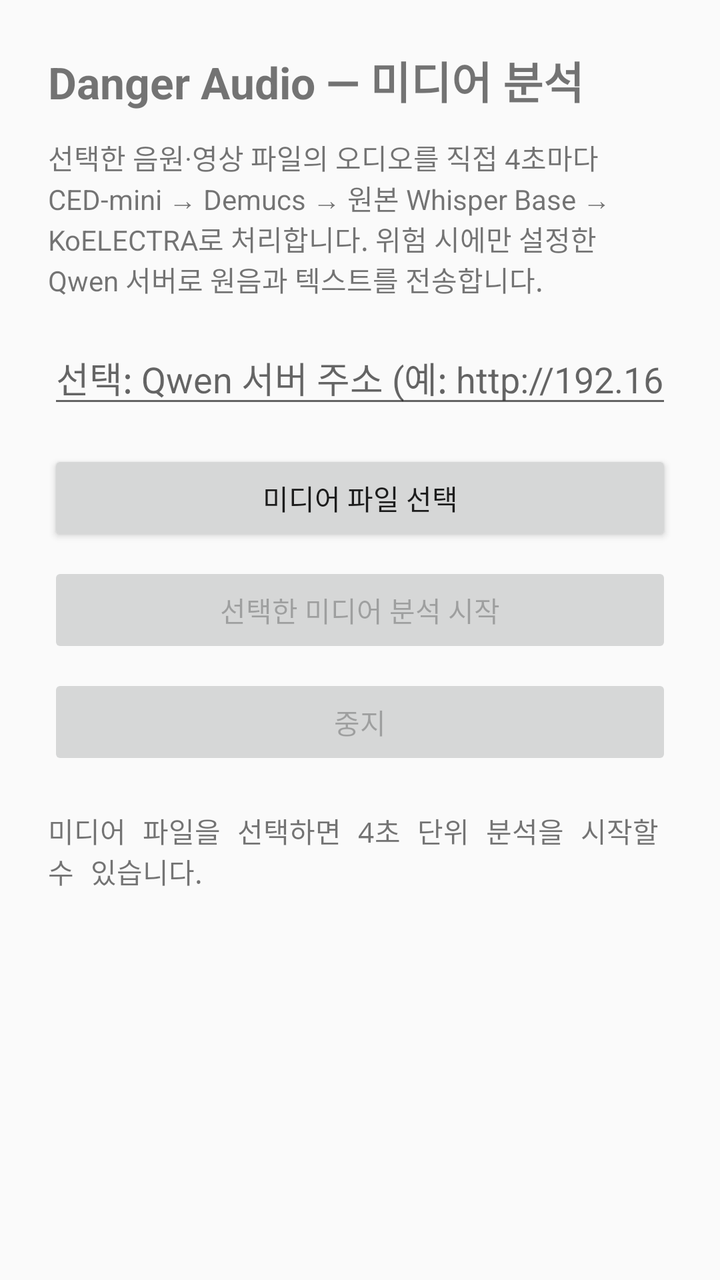
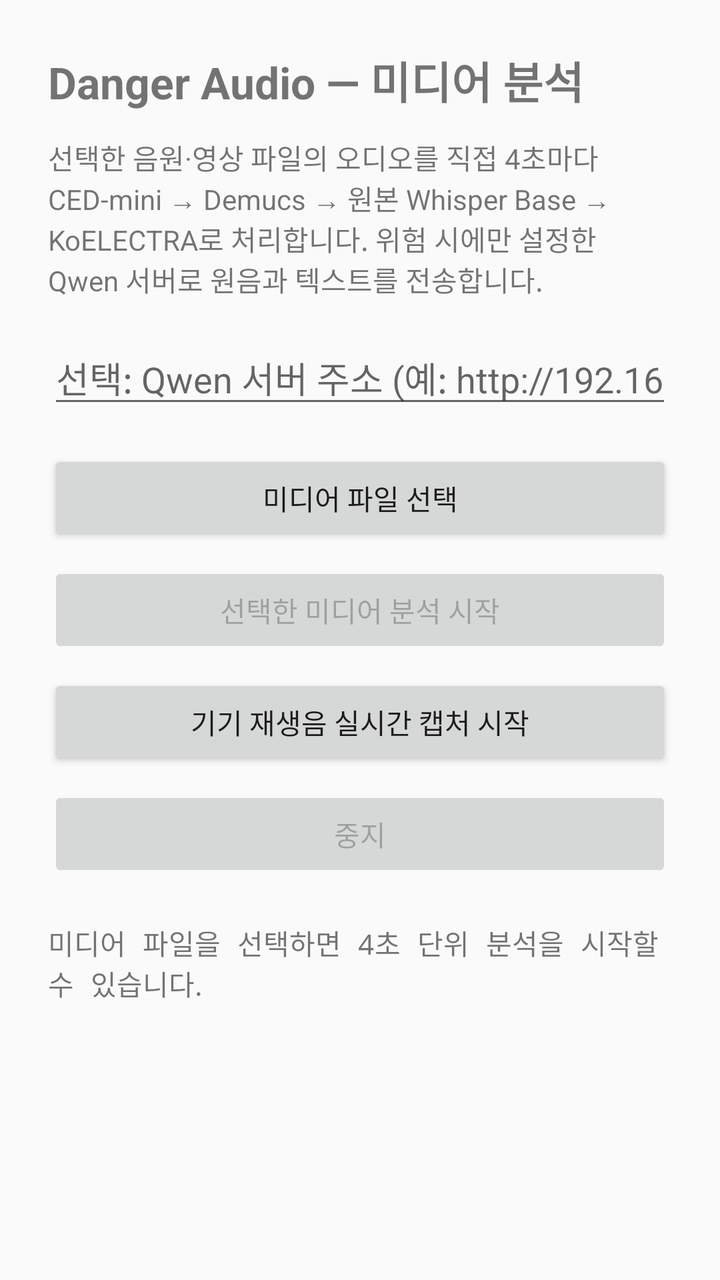

Before-and-after screenshots of an Android layout around one commit, followed by the original layout XML and the change that was made.
<!-- AndroidManifest.xml: application theme Theme.AppCompat.DayNight.NoActionBar -->
<!-- res/layout/activity_main.xml -->
<ScrollView xmlns:android="http://schemas.android.com/apk/res/android" android:layout_width="match_parent" android:layout_height="match_parent" android:fillViewport="true">
  <LinearLayout android:layout_width="match_parent" android:layout_height="wrap_content" android:orientation="vertical" android:padding="24dp">
    <TextView android:layout_width="wrap_content" android:layout_height="wrap_content" android:text="Danger Audio — 미디어 분석" android:textStyle="bold" android:textSize="22sp" />
    <TextView android:id="@+id/description" android:layout_width="match_parent" android:layout_height="wrap_content" android:layout_marginTop="12dp" android:text="선택한 음원·영상 파일의 오디오를 직접 4초마다 CED-mini → Demucs → 원본 Whisper Base → KoELECTRA로 처리합니다. 위험 시에만 설정한 Qwen 서버로 원음과 텍스트를 전송합니다." />
    <EditText android:id="@+id/serverUrl" android:layout_width="match_parent" android:layout_height="wrap_content" android:layout_marginTop="16dp" android:hint="선택: Qwen 서버 주소 (예: http://192.168.x.x:8770/)" android:inputType="textUri" />
    <Button android:id="@+id/chooseButton" android:layout_width="match_parent" android:layout_height="wrap_content" android:layout_marginTop="16dp" android:text="미디어 파일 선택" />
    <Button android:id="@+id/startButton" android:layout_width="match_parent" android:layout_height="wrap_content" android:layout_marginTop="8dp" android:text="선택한 미디어 분석 시작" android:enabled="false" />
    <Button android:id="@+id/stopButton" android:layout_width="match_parent" android:layout_height="wrap_content" android:layout_marginTop="8dp" android:text="중지" android:enabled="false" />
    <TextView android:id="@+id/result" android:layout_width="match_parent" android:layout_height="wrap_content" android:layout_marginTop="20dp" android:textIsSelectable="true" android:text="미디어 파일을 선택하면 4초 단위 분석을 시작할 수 있습니다." android:fontFamily="monospace" />
  </LinearLayout>
</ScrollView>
<!-- resources referenced by this layout -->
<resources>

</resources>

<!-- the commit's change to res/layout/activity_main.xml (unified diff, before → after) -->
@@ -5,6 +5,7 @@
     <EditText android:id="@+id/serverUrl" android:layout_width="match_parent" android:layout_height="wrap_content" android:layout_marginTop="16dp" android:hint="선택: Qwen 서버 주소 (예: http://192.168.x.x:8770/)" android:inputType="textUri" />
     <Button android:id="@+id/chooseButton" android:layout_width="match_parent" android:layout_height="wrap_content" android:layout_marginTop="16dp" android:text="미디어 파일 선택" />
     <Button android:id="@+id/startButton" android:layout_width="match_parent" android:layout_height="wrap_content" android:layout_marginTop="8dp" android:text="선택한 미디어 분석 시작" android:enabled="false" />
+    <Button android:id="@+id/playbackButton" android:layout_width="match_parent" android:layout_height="wrap_content" android:layout_marginTop="8dp" android:text="기기 재생음 실시간 캡처 시작" />
     <Button android:id="@+id/stopButton" android:layout_width="match_parent" android:layout_height="wrap_content" android:layout_marginTop="8dp" android:text="중지" android:enabled="false" />
     <TextView android:id="@+id/result" android:layout_width="match_parent" android:layout_height="wrap_content" android:layout_marginTop="20dp" android:textIsSelectable="true" android:text="미디어 파일을 선택하면 4초 단위 분석을 시작할 수 있습니다." android:fontFamily="monospace" />
   </LinearLayout>
